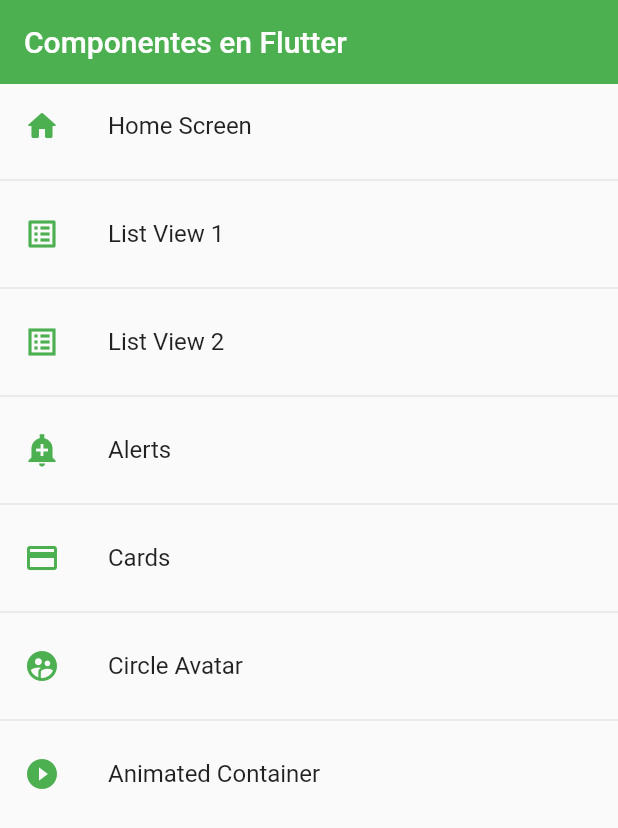
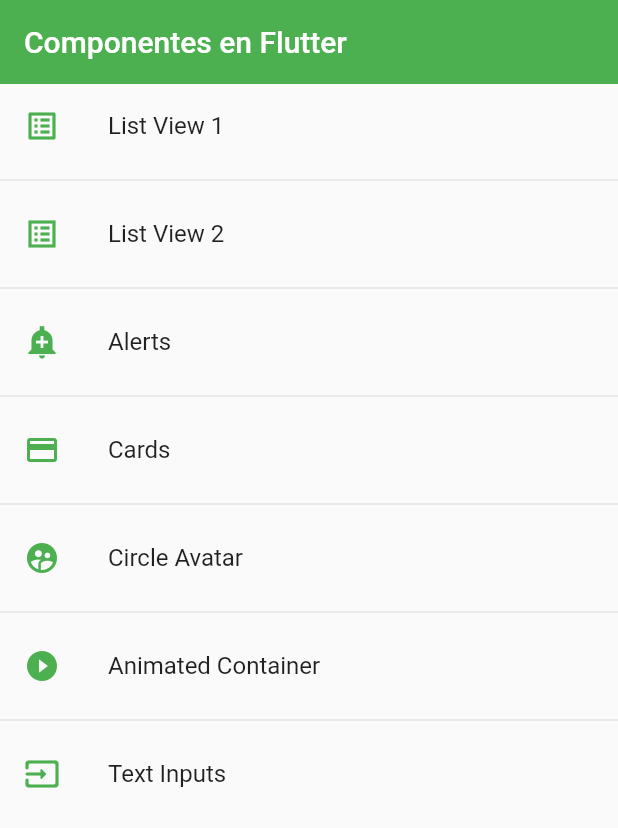
Before and after one commit to luis28santo/flutter-components_app, a Flutter app: the screen it shows after launch, on a phone screen of 412 x 824 dp. Shown: the top 828 px of the screen. Run offline on Flutter 3.47's test engine with Material 2 defaults, Android fonts, the phone set to English and light mode, and no system bars.

Commit message:
inputs-animateds

```diff
--- a/lib/router/app_routes.dart
+++ b/lib/router/app_routes.dart
@@ -8,11 +8,11 @@ class AppRoutes {
 
   static final menuOptions = <MenuOption>[
     // TODO: borrar home
-    MenuOption(
-        route: 'home',
-        icon: Icons.home_rounded,
-        name: 'Home Screen',
-        screen: const HomeScreen()),
+    // MenuOption(
+    //     route: 'home',
+    //     icon: Icons.home_rounded,
+    //     name: 'Home Screen',
+    //     screen: const HomeScreen()),
     MenuOption(
         route: 'listview1',
         icon: Icons.list_alt_outlined,
@@ -43,14 +43,21 @@ class AppRoutes {
         icon: Icons.play_circle_fill_outlined,
         name: 'Animated Container',
         screen: const AnimatedScreen()),
+    MenuOption(
+        route: 'inputs',
+        icon: Icons.input_rounded,
+        name: 'Text Inputs',
+        screen: const InputScreen()),
   ];
 
   static Map<String, Widget Function(BuildContext)> getAppRoutes() {
     Map<String, Widget Function(BuildContext)> appRoutes = {};
 
+    appRoutes.addAll({'home': (BuildContext context) => const HomeScreen()});
+
     for (var option in AppRoutes.menuOptions) {
       appRoutes
-        .addAll({option.route: (BuildContext buildContext) => option.screen});
+          .addAll({option.route: (BuildContext buildContext) => option.screen});
     }
 
     return appRoutes;
--- a/lib/screens/screens.dart
+++ b/lib/screens/screens.dart
@@ -1,3 +1,4 @@
+export 'package:flutter_components/screens/inputs_screen.dart';
 export 'package:flutter_components/screens/animated_screen.dart';
 export 'package:flutter_components/screens/avatar_screen.dart';
 export 'package:flutter_components/screens/home_screen.dart';
@@ -5,3 +6,4 @@ export 'package:flutter_components/screens/alert_screen.dart';
 export 'package:flutter_components/screens/card_screen.dart';
 export 'package:flutter_components/screens/listview1_screen.dart';
 export 'package:flutter_components/screens/listview2_screen.dart';
+export 'package:flutter_components/screens/animated_screen.dart';
--- a/lib/theme/app_theme.dart
+++ b/lib/theme/app_theme.dart
@@ -20,6 +20,28 @@ class AppTheme {
           shape: const StadiumBorder(),
           elevation: 0),
     ),
+    inputDecorationTheme: const InputDecorationTheme(
+        floatingLabelStyle: TextStyle(color: primaryColor),
+        enabledBorder: OutlineInputBorder(
+          borderSide: BorderSide(color: primaryColor),
+          borderRadius: BorderRadius.only(
+            bottomLeft: Radius.circular(10),
+            topRight: Radius.circular(10),
+          ),
+        ),
+        focusedBorder: OutlineInputBorder(
+          borderSide: BorderSide(color: primaryColor),
+          borderRadius: BorderRadius.only(
+            bottomLeft: Radius.circular(10),
+            topRight: Radius.circular(10),
+          ),
+        ),
+        border: OutlineInputBorder(
+          borderRadius: BorderRadius.only(
+            bottomLeft: Radius.circular(10),
+            topRight: Radius.circular(10),
+          ),
+        )),
   );
 
   static final ThemeData darkTheme = ThemeData.dark().copyWith(
--- a/lib/widgets/widgets.dart
+++ b/lib/widgets/widgets.dart
@@ -1,2 +1,3 @@
+export 'package:flutter_components/widgets/custom_input_field.dart';
 export 'package:flutter_components/widgets/custom_card_type_2.dart';
 export 'package:flutter_components/widgets/custom_card_type_1.dart';
```
Also changed, not shown: lib/screens/alert_screen.dart (+4 -4 lines), lib/screens/animated_screen.dart (+36 -2 lines), lib/screens/inputs_screen.dart (added, +25 -0 lines), lib/widgets/custom_input_field.dart (added, +46 -0 lines), pubspec.lock.
